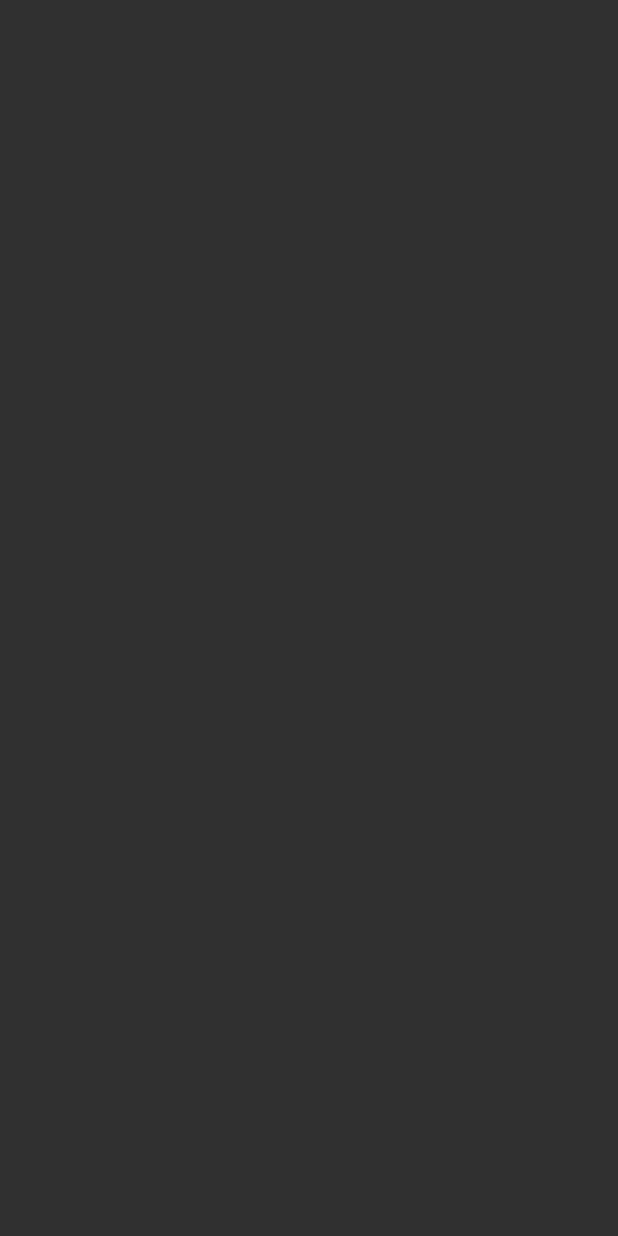
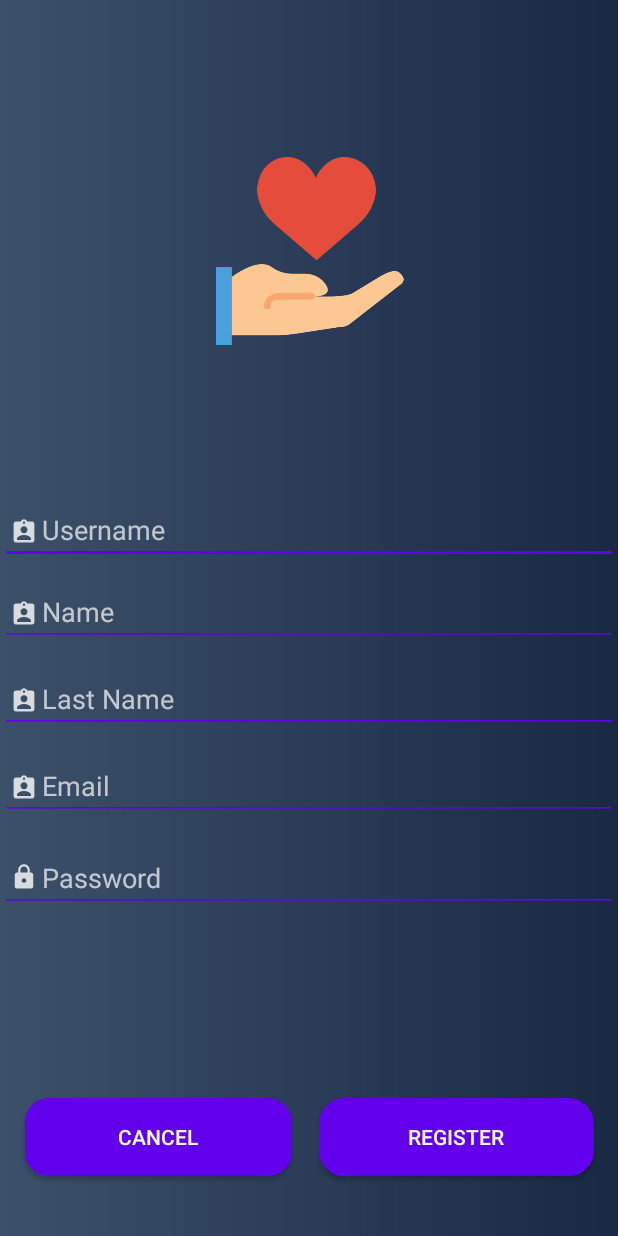
Before and after one commit to MarcoContreras23/Banco-de-alimentos, an Android app: the RegisterActivity screen opened directly, with no data from a screen before it, on a phone screen of 412 x 824 dp. Before the commit the screen is empty. Run offline under Robolectric (Android 15) with nearby library versions, the phone set to English and light mode, and no system bars.

Commit message:
Se crea vista de registro

```diff
--- a/app/src/main/java/com/example/bancodealimentos/RegisterActivity.java
+++ b/app/src/main/java/com/example/bancodealimentos/RegisterActivity.java
@@ -9,6 +9,6 @@ public class RegisterActivity extends AppCompatActivity {
     @Override
     protected void onCreate(Bundle savedInstanceState) {
         super.onCreate(savedInstanceState);
-
+        setContentView(R.layout.activity_register);
     }
 }
--- a/app/src/main/res/layout/activity_register.xml
+++ b/app/src/main/res/layout/activity_register.xml
@@ -7,66 +7,115 @@
     android:background="@drawable/gradient"
     tools:context=".RegisterActivity">
 
+
     <ImageView
         android:id="@+id/imageView"
         android:layout_width="182dp"
         android:layout_height="125dp"
         android:contentDescription="@string/iconLog"
-        app:layout_constraintBottom_toTopOf="@+id/editText"
+        app:layout_constraintBottom_toTopOf="@+id/username"
         app:layout_constraintEnd_toEndOf="parent"
         app:layout_constraintStart_toStartOf="parent"
         app:layout_constraintTop_toTopOf="parent"
         app:srcCompat="@drawable/heart" />
 
     <EditText
+        android:id="@+id/username"
+        android:layout_width="match_parent"
+        android:layout_height="42dp"
+        android:autofillHints="@string/User"
+        android:backgroundTint="@color/colorPrimary"
+        android:drawableStart="@drawable/ic_action_name"
+        android:ems="10"
+        android:hint="@string/User"
+        android:inputType="textPersonName"
+        app:layout_constraintBottom_toTopOf="@+id/Name"
+        app:layout_constraintTop_toTopOf="parent"
+        app:layout_constraintVertical_bias="0.963"
+        tools:layout_editor_absoluteX="0dp" />
+
+    <EditText
+        android:id="@+id/Name"
+        android:layout_width="match_parent"
+        android:layout_height="42dp"
+        android:layout_marginBottom="16dp"
+        android:autofillHints="@string/Name"
+        android:backgroundTint="@color/colorPrimary"
+        android:drawableStart="@drawable/ic_action_name"
+        android:ems="10"
+        android:hint="@string/Name"
+        android:inputType="textPersonName"
+        app:layout_constraintBottom_toTopOf="@+id/LastName"
+        tools:layout_editor_absoluteX="0dp" />
+
+    <EditText
+        android:id="@+id/LastName"
+        android:layout_width="match_parent"
+        android:layout_height="42dp"
+        android:layout_marginBottom="16dp"
+        android:autofillHints="@string/LastName"
+        android:backgroundTint="@color/colorPrimary"
+        android:drawableStart="@drawable/ic_action_name"
+        android:ems="10"
+        android:hint="@string/LastName"
+        android:inputType="textPersonName"
+        app:layout_constraintBottom_toTopOf="@+id/editText"
+        tools:layout_editor_absoluteX="0dp" />
+
+    <EditText
         android:id="@+id/editText"
         android:layout_width="match_parent"
         android:layout_height="42dp"
-        android:layout_marginTop="260dp"
+        android:layout_marginBottom="16dp"
         android:autofillHints="@string/inputEmail"
         android:backgroundTint="@color/colorPrimary"
         android:drawableStart="@drawable/ic_action_name"
         android:ems="10"
         android:hint="@string/inputEmail"
         android:inputType="textPersonName"
-        app:layout_constraintTop_toTopOf="parent"
-        app:layout_constraintTop_toBottomOf="@+id/editText2"
+        app:layout_constraintBottom_toTopOf="@+id/editText2"
         tools:layout_editor_absoluteX="0dp" />
 
     <EditText
         android:id="@+id/editText2"
         android:layout_width="match_parent"
         android:layout_height="wrap_content"
-        android:layout_marginTop="41dp"
+        android:layout_marginBottom="216dp"
         android:autofillHints="@string/inputPass"
         android:backgroundTint="@color/colorPrimary"
         android:drawableStart="@drawable/lock"
         android:ems="10"
         android:hint="@string/inputPass"
         android:inputType="textPassword"
-        app:layout_constraintTop_toBottomOf="@+id/editText"
+        app:layout_constraintBottom_toBottomOf="parent"
         tools:layout_editor_absoluteX="0dp" />
 
     <Button
         android:id="@+id/button"
-        android:layout_width="match_parent"
-        android:layout_height="wrap_content"
-        android:layout_marginBottom="148dp"
+        android:layout_width="178dp"
+        android:layout_height="52dp"
+        android:layout_marginTop="124dp"
+        android:layout_marginEnd="18dp"
         android:background="@drawable/button_drawable"
-        android:text="@string/btnLogin"
+        android:text="@string/cancel"
         app:layout_constraintBottom_toBottomOf="parent"
-        tools:layout_editor_absoluteX="0dp" />
+        app:layout_constraintEnd_toStartOf="@+id/button2"
+        app:layout_constraintHorizontal_bias="1.0"
+        app:layout_constraintStart_toStartOf="parent"
+        app:layout_constraintTop_toBottomOf="@+id/editText2"
+        app:layout_constraintVertical_bias="0.0" />
 
     <Button
         android:id="@+id/button2"
-        android:layout_width="match_parent"
-        android:layout_height="wrap_content"
-        android:layout_marginTop="60dp"
+        android:layout_width="183dp"
+        android:layout_height="52dp"
+        android:layout_marginTop="124dp"
+        android:layout_marginEnd="16dp"
         android:background="@drawable/button_rounder"
         android:text="@string/btnRegister"
-        app:layout_constraintBottom_toTopOf="@+id/button"
+        app:layout_constraintBottom_toBottomOf="parent"
+        app:layout_constraintEnd_toEndOf="parent"
         app:layout_constraintTop_toBottomOf="@+id/editText2"
-        app:layout_constraintVertical_bias="0.0"
-        tools:layout_editor_absoluteX="0dp" />
+        app:layout_constraintVertical_bias="0.0" />
 
 </androidx.constraintlayout.widget.ConstraintLayout>
--- a/app/src/main/res/values/strings.xml
+++ b/app/src/main/res/values/strings.xml
@@ -7,4 +7,8 @@
     <string name="iconLog">Icon App Login</string>
     <string name="valid">Valid Email</string>
     <string name="invalid">Invalid Email</string>
+    <string name="cancel">Cancel</string>
+    <string name="User">Username</string>
+    <string name="Name">Name</string>
+    <string name="LastName">Last Name</string>
 </resources>
```
Also changed, not shown: 1 other file.
